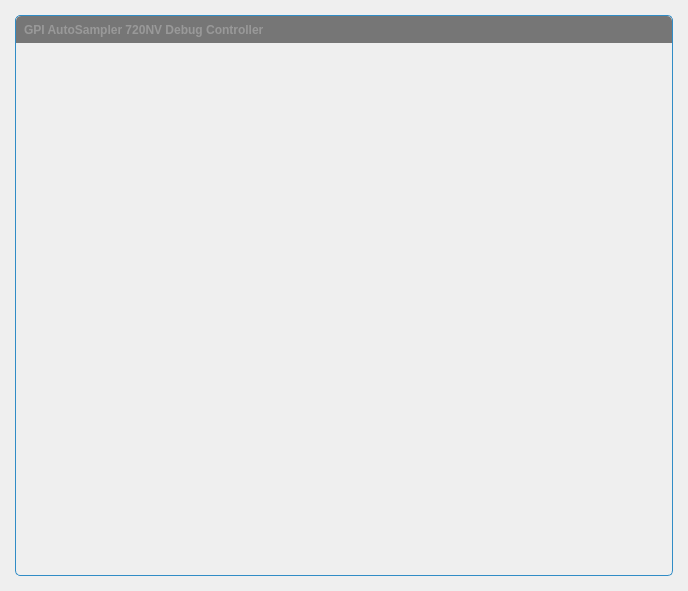
amoose136/GPIController, file src/framelesswindow/framelesswindow.ui: the form before one commit.
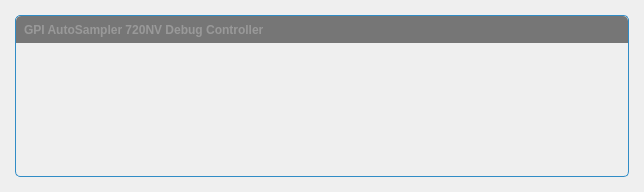
The form after the commit. Icons and pictures are not drawn. Custom widgets are drawn as their Qt base class.

Commit message: updates to gui layout, beginings of timer threading work

```diff
--- a/src/framelesswindow/framelesswindow.ui
+++ b/src/framelesswindow/framelesswindow.ui
@@ -6,10 +6,16 @@
    <rect>
     <x>0</x>
     <y>0</y>
-    <width>688</width>
-    <height>591</height>
+    <width>644</width>
+    <height>192</height>
    </rect>
   </property>
+  <property name="sizePolicy">
+   <sizepolicy hsizetype="Ignored" vsizetype="Ignored">
+    <horstretch>0</horstretch>
+    <verstretch>0</verstretch>
+   </sizepolicy>
+  </property>
   <property name="windowTitle">
    <string/>
   </property>
@@ -34,6 +40,12 @@
    </property>
    <item>
     <widget class="QWidget" name="windowFrame" native="true">
+     <property name="sizePolicy">
+      <sizepolicy hsizetype="Preferred" vsizetype="Preferred">
+       <horstretch>0</horstretch>
+       <verstretch>0</verstretch>
+      </sizepolicy>
+     </property>
      <property name="autoFillBackground">
       <bool>false</bool>
      </property>
@@ -219,6 +231,12 @@
       </item>
       <item>
        <widget class="QWidget" name="windowContent" native="true">
+        <property name="sizePolicy">
+         <sizepolicy hsizetype="Ignored" vsizetype="Ignored">
+          <horstretch>0</horstretch>
+          <verstretch>0</verstretch>
+         </sizepolicy>
+        </property>
         <property name="autoFillBackground">
          <bool>false</bool>
         </property>
```
The commit also changes 5 other files.
